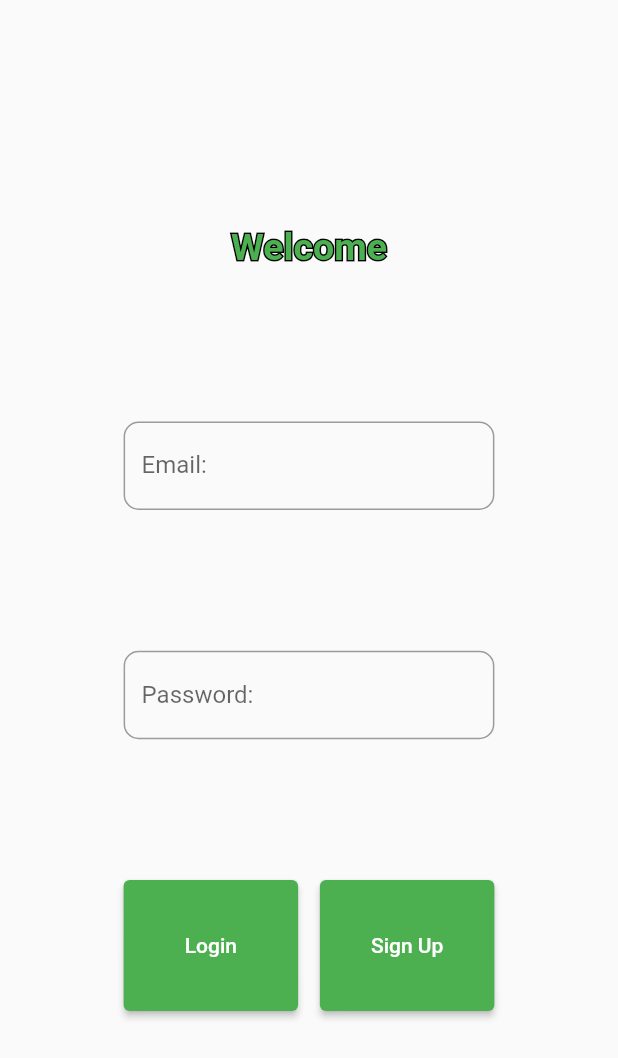
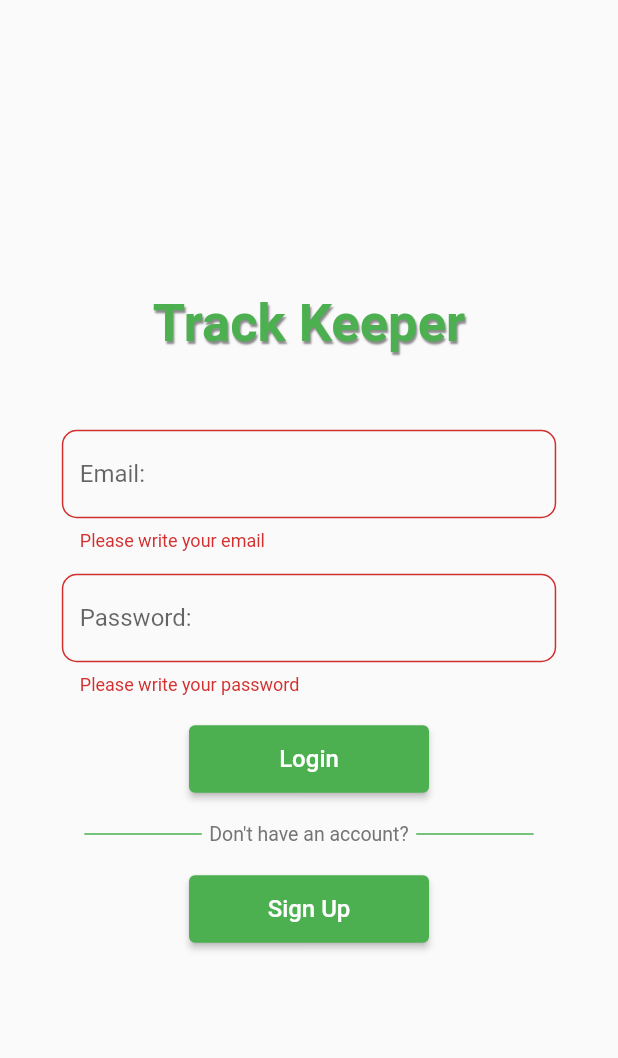
Before and after one commit to Dioben/ICM_PROJETO2_93179_93391, a Flutter app: the screen it shows after launch, after a tap on "Login", on a phone screen of 412 x 824 dp. Shown: the top 1058 px of the screen. Run offline on Flutter 3.47's test engine with Material 2 defaults, Android fonts, the light colour scheme and no system bars; our stand-ins replace cached_network_image, cloud_firestore, firebase_auth, firebase_core, firebase_storage, flutter_swiper and 5 more; accounts and stored records are empty; network calls fail.

Commit message:
login pretty much done

```diff
--- a/lib/widgets/login.dart
+++ b/lib/widgets/login.dart
@@ -15,133 +15,150 @@ class LoginState extends State<LoginMenu> {
   TextEditingController namecontrol = TextEditingController();
   TextEditingController passcontrol = TextEditingController();
 
+  final _formKey = GlobalKey<FormState>();
+  String errorCode;
+
   @override
   Widget build(BuildContext context) {
-    // TODO: implement build
     return Scaffold(
         resizeToAvoidBottomInset: false,
-      body: Padding(
-        //maybe replace with column/expanded
-        padding: const EdgeInsets.symmetric(
-          vertical: 150,
-        ),
-
-        child: Row(
-          children: [
-            Spacer(
-              flex: 2,
-            ),
-            Expanded(
-              flex: 6,
-              child: Center(
+        body: Container(
+          width: double.infinity,
+          height: double.infinity,
+          child: FractionallySizedBox(
+            widthFactor: 0.8,
+            child: Form(
+              key: _formKey,
               child: Column(
-                  children: [
-                    Expanded(
-                      flex: 4,
-                      child: Stack(
+                mainAxisAlignment: MainAxisAlignment.center,
+                crossAxisAlignment: CrossAxisAlignment.center,
                 children: [
                   Text(
-                            "Welcome",
+                    "Track Keeper",
                     style: TextStyle(
-                                fontSize: 25,
+                        fontSize: 35,
                         fontWeight: FontWeight.bold,
-                                foreground: Paint()
-                                  ..style = PaintingStyle.stroke
-                                  ..strokeWidth = 2
-                                  ..color = Colors.black),
+                        color: Theme.of(context).accentColor,
+                        shadows: [
+                          Shadow(
+                              color: Colors.black45,
+                              blurRadius: 1,
+                              offset: Offset(1, 1.5))
+                        ]),
                   ),
-                          Text(
-                            "Welcome",
-                            style: TextStyle(
-                                fontSize: 25,
-                                fontWeight: FontWeight.bold,
-                                color: Colors.green),
-                          ),
-                        ],
-                      ),
-                    ),
-                    Spacer(flex: 2),
-                    Expanded(
-                        flex: 5,
-                        child: SizedBox(
-                            width: double.infinity,
-                            child: TextField(
+                  Container(
+                    margin: EdgeInsets.fromLTRB(0, 50, 0, 0),
+                    child: TextFormField(
                       controller: namecontrol,
                       decoration: InputDecoration(
                         labelText: "Email:",
                         border: OutlineInputBorder(
                             borderRadius: BorderRadius.circular(10),
-                                    borderSide: BorderSide()
+                            borderSide: BorderSide()),
+                      ),
+                      style: TextStyle(fontSize: 16),
+                      validator: (value) {
+                        if (value.isEmpty)
+                          return "Please write your email";
+                        else if (errorCode != null)
+                          if (errorCode == "invalid-email" || errorCode == "user-not-found")
+                            return "Invalid email";
+                        return null;
+                      },
                     ),
                   ),
-                              style: TextStyle(
-                                  fontSize: 16
-                              ),
-                            ),
-                            )),
-                    Spacer(flex: 2),
-                    Expanded(
-                        flex: 5,
-                        child: SizedBox(
-                            width: double.infinity,
-                            child: TextField(
+                  Container(
+                    margin: EdgeInsets.fromLTRB(0, 15, 0, 0),
+                    child: TextFormField(
                       controller: passcontrol,
                       obscureText: true,
                       decoration: InputDecoration(
                         labelText: "Password:",
                         border: OutlineInputBorder(
                             borderRadius: BorderRadius.circular(10),
-                                    borderSide: BorderSide()
+                            borderSide: BorderSide()),
+                      ),
+                      style: TextStyle(fontSize: 16),
+                      validator: (value) {
+                        if (value.isEmpty)
+                          return "Please write your password";
+                        else if (errorCode != null)
+                          if (errorCode == "wrong-password")
+                            return "Wrong password";
+                        return null;
+                      },
                     ),
                   ),
-                              style: TextStyle(
-                                  fontSize: 16
+                  Container(
+                    margin: EdgeInsets.fromLTRB(0, 20, 0, 0),
+                    width: 160,
+                    height: 45,
+                    child: ElevatedButton(
+                      child: Text(
+                        "Login",
+                        style: TextStyle(fontSize: 16),
                       ),
-                            ),)),
-                    Spacer(flex: 2),
-                    Expanded(
-                        flex: 4,
+                      onPressed: () async {
+                        await login();
+                        _formKey.currentState.validate();
+                        errorCode = null;
+                      },
+                    ),
+                  ),
+                  Container(
+                    margin: EdgeInsets.fromLTRB(15, 20, 15, 0),
+                    width: double.infinity,
                     child: Row(
-                          mainAxisAlignment: MainAxisAlignment.center,
+                      mainAxisAlignment: MainAxisAlignment.spaceBetween,
                       children: [
                         Expanded(
-                                flex: 8,
-                                child: SizedBox(
-                                    height: double.infinity,
+                          child: Container(
+                            height: 1,
+                            color: Theme.of(context).accentColor,
+                          ),
+                        ),
+                        Container(
+                            margin: EdgeInsets.fromLTRB(5, 0, 5, 0),
+                            child: Text(
+                              "Don't have an account?",
+                              style: TextStyle(
+                                  fontSize: 13, color: Colors.grey[600]),
+                            )),
+                        Expanded(
+                          child: Container(
+                            height: 1,
+                            color: Theme.of(context).accentColor,
+                          ),
+                        ),
+                      ],
+                    ),
+                  ),
+                  Container(
+                    margin: EdgeInsets.fromLTRB(0, 20, 0, 0),
+                    width: 160,
+                    height: 45,
                     child: ElevatedButton(
-                                      child: Text("Login"),
-                                      onPressed: () => login(),
-                                    ))),
-                            Spacer(flex: 1),
-                            Expanded(
-                                flex: 8,
-                                child: SizedBox(
-                                    height: double.infinity,
-                                    child: ElevatedButton(
-                                      child: Text("Sign Up"),
+                      child: Text(
+                        "Sign Up",
+                        style: TextStyle(fontSize: 16),
+                      ),
                       onPressed: () => SignIn(context),
-                                    )))
-                          ],
-                        )),
+                    ),
+                  ),
                 ],
               ),
             ),
           ),
-            Spacer(
-              flex: 2,
-            ),
-          ],
-        ),
-      ),
-    );
+        ));
   }
 
   login() async {
     if (logging) {
       return;
     }
+    setState(() {
       logging = true;
-    setState(() {});
+    });
     try {
       UserCredential userCredential = await FirebaseAuth.instance
           .signInWithEmailAndPassword(
@@ -150,10 +167,12 @@ class LoginState extends State<LoginMenu> {
       Navigator.pushReplacement(
           context, MaterialPageRoute(builder: (context) => MainMenu()));
     } on FirebaseAuthException catch (e) {
-      if (e.code == 'user-not-found') {
-        print('No user found for that email.');
-      } else if (e.code == 'wrong-password') {
-        print('Wrong password provided for that user.');
+      setState(() {
+        logging = false;
+        errorCode = e.code;
+      });
+      if (e.code == "too-many-requests") {
+        print(e.code + " -> " + e.toString()); // Should be shown in some way to the user
       }
     }
   }
```
Lines whose indentation alone changed are shown as unchanged.
